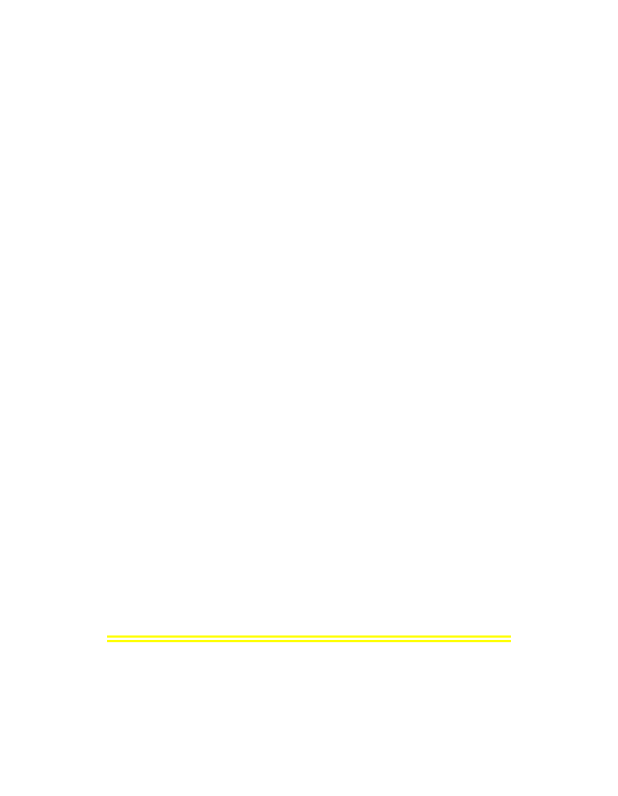
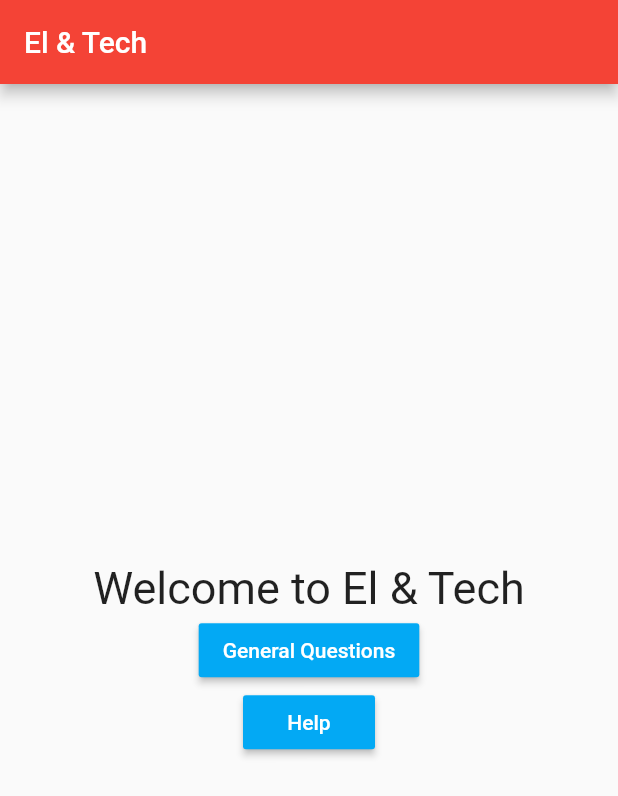
Before and after one commit to FriedTerminator/El-Tech, a Flutter app: the screen it shows after launch, on a phone screen of 412 x 824 dp. Shown: the top 796 px of the screen. Run offline on Flutter 3.47's test engine with Material 2 defaults, Android fonts, the phone set to English and light mode, and no system bars; Roboto replaces fonts that are missing (Comfortaa, Times New Roman).

Commit message:
initial commit

```diff
--- a/lib/home_page.dart
+++ b/lib/home_page.dart
@@ -1,23 +1,68 @@
 import 'package:flutter/material.dart';
+import 'help_page.dart';
+import 'general_questions.dart';
 
 class Home extends StatelessWidget {
+
   @override
   Widget build(BuildContext context) {
-    return Center(child: Text(
-      'Welcome to My App',
-      textDirection: TextDirection.ltr,
-      style: TextStyle(
-        fontSize: 30.0,
-        color: Colors.white,
-        fontFamily: "Times New Roman"),));
+    return MaterialApp(
+      theme: ThemeData(primarySwatch: Colors.red),
+      home: HomeScreen(title: "El & Tech"),
+    );
   }
 }
 
-//class LogoImage extends StatelessWidget {
-//  @override
-//  Widget build(BuildContext context) {
-//    AssetImage logoAsset =  AssetImage('images/SeniorProjectAppImage.png');
-//    Image image = Image(image: logoAsset, width: 30.0, height: 30.0,);
-//    return Container(child: image);
-//  }
-//}
+class HomeScreen extends StatelessWidget {
+  final String _title;
+
+  HomeScreen({String title}): _title = title;
+
+  @override
+  Widget build(BuildContext context) {
+    return Scaffold(
+      body: Center(
+        child: Column(
+          mainAxisAlignment: MainAxisAlignment.center,
+          children: <Widget>[
+            Text(
+              "Welcome to $_title",
+              textDirection: TextDirection.ltr,
+              style: TextStyle(fontSize: 30.0, fontFamily: "Comfortaa"),
+            ),
+            RaisedButton(
+              child: Text(
+                "General Questions",
+                style: TextStyle(color: Colors.white),
+              ),
+              color: Colors.lightBlue,
+              onPressed: () {
+                navigateToGeneralQuestions(context);
+              },
+            ),
+            RaisedButton(
+              child: Text(
+                "Help",
+                style: TextStyle(color: Colors.white),
+              ),
+              color: Colors.lightBlue,
+              onPressed: () {
+                navigateToHelpPage(context);
+              },
+            ),
+//            HelpButton(),
+          ],
+        ),
+      ),
+      appBar: AppBar(title: Text(_title),),
+    );
+  }
+}
+
+Future navigateToHelpPage(context) async {
+  Navigator.push(context, MaterialPageRoute(builder: (context) => HelpPage()));
+}
+
+Future navigateToGeneralQuestions(context) async {
+  Navigator.push(context, MaterialPageRoute(builder: (context) => GeneralQuestions()));
+}
```
Also changed, not shown: lib/general_questions.dart (added, +25 -0 lines), lib/help_page.dart (added, +25 -0 lines).
